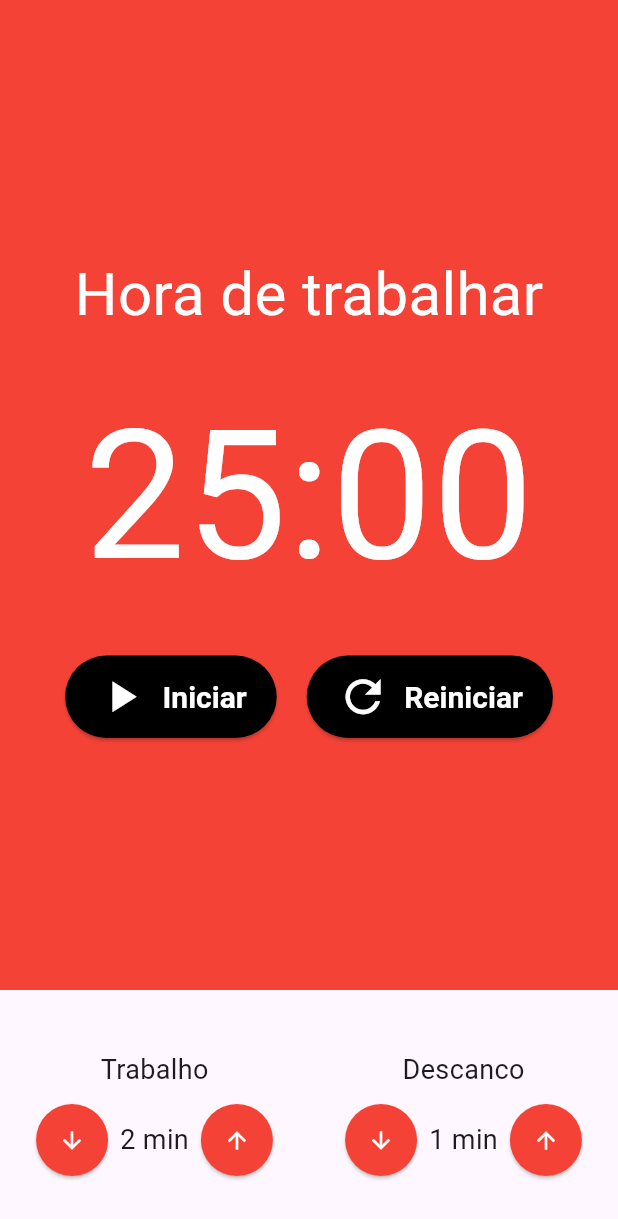
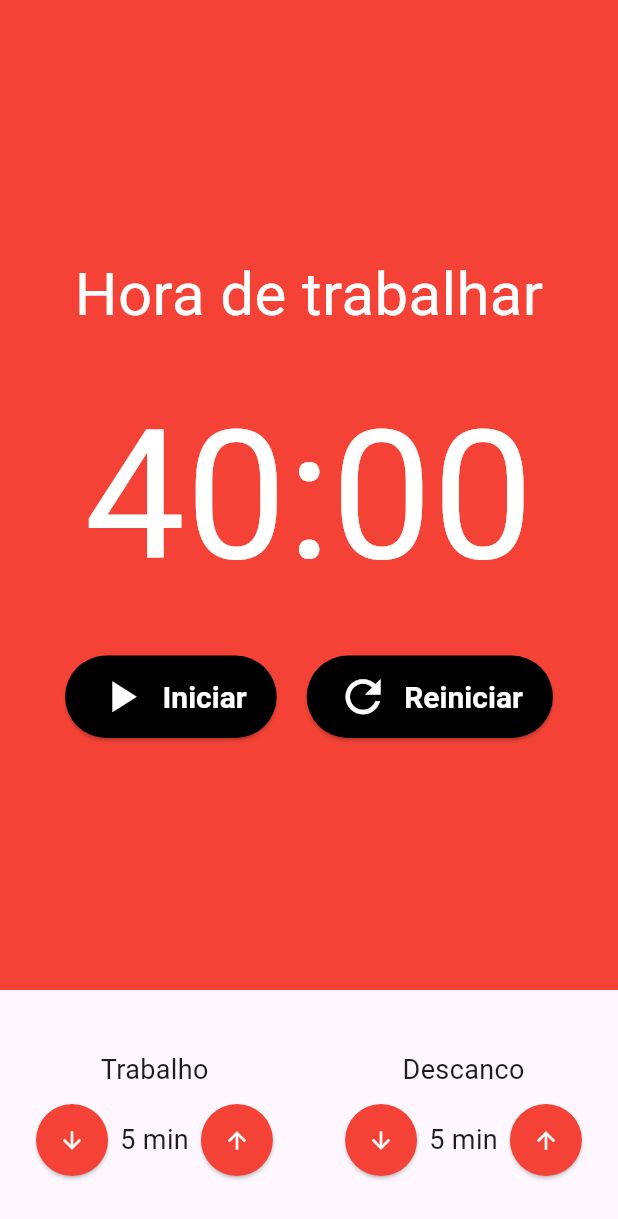
Before and after one commit to VORP2830/Pomodoro, a Flutter app: the screen it shows after launch, on a phone screen of 412 x 824 dp. Shown: the top 1219 px of the screen. Run offline on Flutter 3.47's test engine with Material 3 defaults, Android fonts, the phone set to English and light mode, and no system bars; our stand-ins replace flutter_mobx, mobx; generated files the repository leaves out were written again.

Commit message:
Finishing application

```diff
--- /dev/null
+++ b/build.yaml
@@ -0,0 +1,6 @@
+targets:
+  $default:
+    builders:
+      mobx_codegen|mobx_generator:
+        generate_for:
+          - "lib/store/**.store.dart"
--- a/lib/pages/pomodora_page.dart
+++ b/lib/pages/pomodora_page.dart
@@ -29,18 +29,27 @@ class PomodoroPage extends StatelessWidget {
                   EntradaTempoWidget(
                     titulo: 'Trabalho',
                     valor: store.tempoTrabalho,
-                      inc: store.incrementTrabalho,
-                      dec: store.decrementTrabalho,
+                    inc: store.iniciado && store.estaTrabalhando
+                        ? null
+                        : store.incrementTrabalho,
+                    dec: store.iniciado && store.estaTrabalhando
+                        ? null
+                        : store.decrementTrabalho,
                   ),
                   EntradaTempoWidget(
                     titulo: 'Descanco',
                     valor: store.tempoDescanso,
-                      inc: store.incrementDescanso,
-                      dec: store.decrementDescanso,
+                    inc: store.iniciado && store.estaDescansando
+                        ? null
+                        : store.incrementDescanso,
+                    dec: store.iniciado && store.estaDescansando
+                        ? null
+                        : store.decrementDescanso,
                   ),
                 ],
               ),
-              ))
+            ),
+          )
         ],
       ),
     );
--- a/lib/widgets/cronometro_botao_widget.dart
+++ b/lib/widgets/cronometro_botao_widget.dart
@@ -3,11 +3,12 @@ import 'package:flutter/material.dart';
 class CronometroBotaoWidget extends StatelessWidget {
   final String titulo;
   final IconData icone;
-
+  final void Function()? click;
   const CronometroBotaoWidget({
     super.key,
     required this.titulo,
     required this.icone,
+    this.click,
   });
 
   @override
@@ -24,7 +25,7 @@ class CronometroBotaoWidget extends StatelessWidget {
           fontWeight: FontWeight.bold,
         ),
       ),
-      onPressed: () {},
+      onPressed: click,
       child: Row(
         children: [
           Padding(
--- a/lib/widgets/cronometro_widget.dart
+++ b/lib/widgets/cronometro_widget.dart
@@ -1,60 +1,71 @@
 import 'package:flutter/material.dart';
+import 'package:flutter_mobx/flutter_mobx.dart';
+import 'package:pomodoro/store/pomodoro.store.dart';
 import 'package:pomodoro/widgets/cronometro_botao_widget.dart';
+import 'package:provider/provider.dart';
 
 class CronometroWidget extends StatelessWidget {
   const CronometroWidget({super.key});
 
   @override
   Widget build(BuildContext context) {
+    final store = Provider.of<PomodoroStore>(context);
+    return Observer(builder: (_) {
       return Container(
-      color: Colors.red,
-      child: const Column(
+        color: store.estaTrabalhando ? Colors.red : Colors.green,
+        child: Column(
           mainAxisAlignment: MainAxisAlignment.center,
           children: [
             Text(
-            'Hora de trabalhar',
-            style: TextStyle(
+              store.estaTrabalhando ? 'Hora de trabalhar' : 'Hora de descansar',
+              style: const TextStyle(
                 fontSize: 40,
                 color: Colors.white,
               ),
             ),
-          SizedBox(height: 20),
+            const SizedBox(height: 20),
             Text(
-            '25:00',
-            style: TextStyle(
+              '${store.minutos.toString().padLeft(2, '0')}:${store.segundos.toString().padLeft(2, '0')}',
+              style: const TextStyle(
                 fontSize: 120,
                 color: Colors.white,
               ),
             ),
-          SizedBox(height: 20),
+            const SizedBox(height: 20),
             Row(
               mainAxisAlignment: MainAxisAlignment.center,
               children: [
+                if (!store.iniciado)
                   Padding(
-                padding: EdgeInsets.only(right: 10),
+                    padding: const EdgeInsets.only(right: 10),
                     child: CronometroBotaoWidget(
                       titulo: 'Iniciar',
                       icone: Icons.play_arrow,
+                      click: store.iniciar,
                     ),
                   ),
-              // Padding(
-              //   padding: EdgeInsets.only(right: 10),
-              //   child: CronometroBotaoWidget(
-              //     titulo: 'Parar',
-              //     icone: Icons.stop,
-              //   ),
-              // ),
+                if (store.iniciado)
                   Padding(
-                padding: EdgeInsets.only(left: 10),
+                    padding: const EdgeInsets.only(right: 10),
+                    child: CronometroBotaoWidget(
+                      titulo: 'Parar',
+                      icone: Icons.stop,
+                      click: store.parar,
+                    ),
+                  ),
+                Padding(
+                  padding: const EdgeInsets.only(left: 10),
                   child: CronometroBotaoWidget(
                     titulo: 'Reiniciar',
                     icone: Icons.refresh,
+                    click: store.reiniciar,
                   ),
-              )
+                ),
               ],
-          )
+            ),
           ],
         ),
       );
+    });
   }
 }
--- a/lib/widgets/entrada_tempo_widget.dart
+++ b/lib/widgets/entrada_tempo_widget.dart
@@ -1,4 +1,6 @@
 import 'package:flutter/material.dart';
+import 'package:pomodoro/store/pomodoro.store.dart';
+import 'package:provider/provider.dart';
 
 class EntradaTempoWidget extends StatelessWidget {
   final String titulo;
@@ -15,6 +17,7 @@ class EntradaTempoWidget extends StatelessWidget {
 
   @override
   Widget build(BuildContext context) {
+    final store = Provider.of<PomodoroStore>(context);
     return Column(
       crossAxisAlignment: CrossAxisAlignment.center,
       children: [
@@ -33,7 +36,8 @@ class EntradaTempoWidget extends StatelessWidget {
               style: ElevatedButton.styleFrom(
                 shape: const CircleBorder(),
                 padding: const EdgeInsets.all(15),
-                backgroundColor: Colors.red,
+                backgroundColor:
+                    store.estaTrabalhando ? Colors.red : Colors.green,
               ),
               child: const Icon(
                 Icons.arrow_downward,
@@ -51,7 +55,8 @@ class EntradaTempoWidget extends StatelessWidget {
               style: ElevatedButton.styleFrom(
                 shape: const CircleBorder(),
                 padding: const EdgeInsets.all(15),
-                backgroundColor: Colors.red,
+                backgroundColor:
+                    store.estaTrabalhando ? Colors.red : Colors.green,
               ),
               child: const Icon(
                 Icons.arrow_upward,
```
Also changed, not shown: lib/store/pomodoro.store.dart (+68 -3 lines), lib/store/pomodoro.store.g.dart, tela.png. Lines whose indentation alone changed are shown as unchanged.
